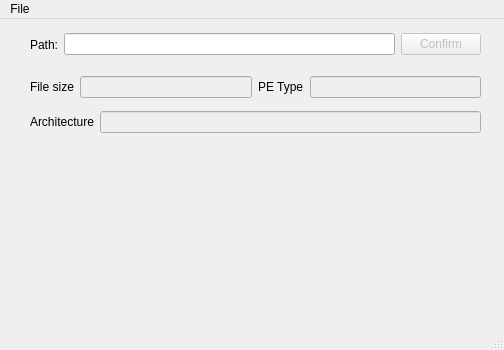
This is src/mainwindow.ui in xxr0ss/CrossPE as Qt 5 draws it before an edit. The edited form follows.
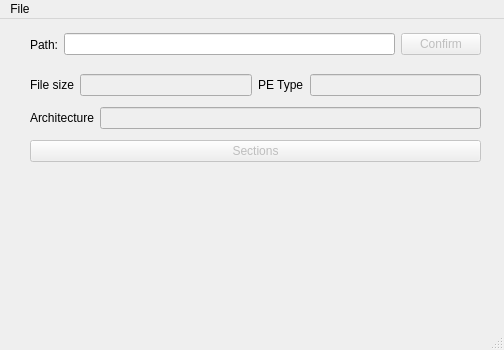
This is the edited form.

What changed in the file:
```diff
--- a/src/mainwindow.ui
+++ b/src/mainwindow.ui
@@ -52,7 +52,7 @@
       <x>30</x>
       <y>50</y>
       <width>451</width>
-      <height>71</height>
+      <height>101</height>
      </rect>
     </property>
     <layout class="QVBoxLayout" name="verticalLayout">
@@ -118,6 +118,20 @@
        </item>
       </layout>
      </item>
+     <item>
+      <layout class="QHBoxLayout" name="viewsHL">
+       <item>
+        <widget class="QPushButton" name="sectionsView_bt">
+         <property name="enabled">
+          <bool>false</bool>
+         </property>
+         <property name="text">
+          <string>Sections</string>
+         </property>
+        </widget>
+       </item>
+      </layout>
+     </item>
     </layout>
    </widget>
   </widget>
```
Left out of the diff: 17 changed lines with no effect on the pictures.
